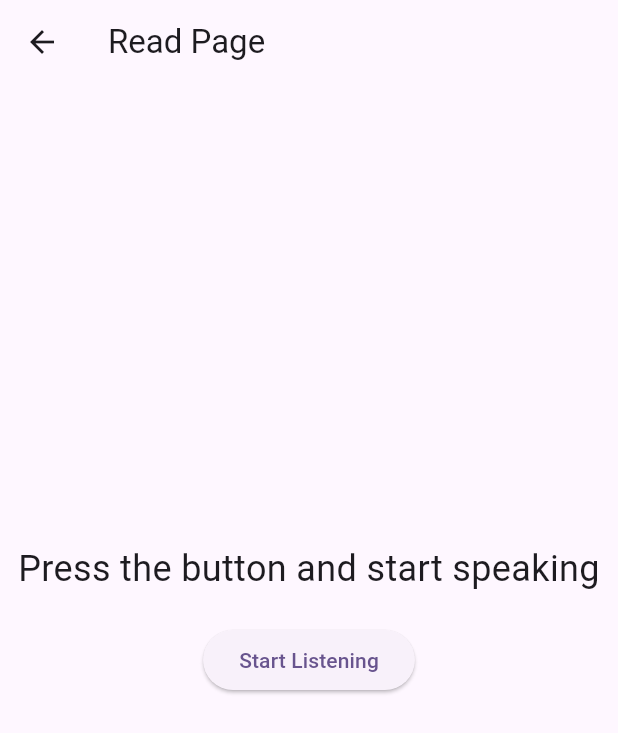
After one commit to logandaugherty/Hands-free-study_MakeUC2024, a Flutter app: the ReadPage screen opened directly, on a phone screen of 412 x 824 dp. The commit adds this screen. Shown: the top 733 px of the screen. Run offline on Flutter 3.47's test engine with Material 3 defaults, Android fonts, the phone set to English and light mode, and no system bars; our stand-ins replace flutter_tts, speech_to_text.

Commit message:
Add files via upload

```diff
--- /dev/null
+++ b/Basic App/flutter_application_1/lib/deck.dart
@@ -0,0 +1,55 @@
+class Card {
+  late String term;
+  late String def;
+
+  int score = 0;
+  bool learned = false;
+
+  void scoreIncr() {
+    score += 1;
+  }
+
+  void scoreDecr() {
+    score -= 1;
+  }
+
+  bool isLearned() {
+    return learned;
+  }
+
+  void checkLearned() {
+    learned = score >= 5;
+  }
+
+  Card(this.term, this.def);
+}
+
+class Deck {
+  List<Card> deck;
+  int index = 0;
+
+  // Constructor that takes an initial card and adds it to the deck
+  Deck(Card firstCard) : deck = [firstCard];
+
+  // Additional constructor to initialize with a predefined list of cards
+  Deck.withCards(this.deck);
+
+  void addCard(Card input) {
+    deck.add(input);
+  }
+
+  Card getCard() {
+    return deck[index];
+  }
+
+  void nextCard() {
+    index++;
+    if (index >= deck.length) {
+      index = 0;
+    }
+  }
+
+  void resetIndex() {
+    this.index = 0;
+  }
+}
--- /dev/null
+++ b/Basic App/flutter_application_1/lib/read.dart
@@ -0,0 +1,120 @@
+import 'package:flutter/material.dart';
+import 'package:speech_to_text/speech_to_text.dart' as stt;
+import 'package:flutter_tts/flutter_tts.dart';
+import 'deck.dart' as custom_deck; // Alias the import
+
+// ignore: must_be_immutable
+class ReadPage extends StatefulWidget {
+  ReadPage({super.key});
+
+  // Initialize a Deck with some Card objects
+  custom_deck.Deck hi = custom_deck.Deck.withCards([
+    custom_deck.Card("atrial fibrillation", "A type of cardiac arrhythmia."),
+    custom_deck.Card("Sinus Arrhythmia", "A variation in sinus cycle length."),
+    custom_deck.Card(
+        "Atrial Tachycardia", "A tachycardia arising above the AV junction."),
+  ]);
+
+  @override
+  // ignore: library_private_types_in_public_api
+  _ReadPageState createState() => _ReadPageState();
+}
+
+class _ReadPageState extends State<ReadPage> {
+  late stt.SpeechToText _speech;
+  late FlutterTts _flutterTts;
+  bool _isListening = false;
+  String _text = 'Press the button and start speaking';
+  String _statusMessage = '';
+  int _currentIndex = 0;
+
+  @override
+  void initState() {
+    super.initState();
+    _speech = stt.SpeechToText();
+    _flutterTts = FlutterTts();
+    // Start by reading the definition of the first card
+    _speak(widget.hi.deck[_currentIndex].def);
+  }
+
+  // Function to speak out the text
+  void _speak(String text) async {
+    await _flutterTts.speak(text);
+  }
+
+  // Function to start listening to the user's input
+  void _startListening() async {
+    bool available = await _speech.initialize(
+      onStatus: (val) => print('onStatus: $val'),
+      onError: (val) => print('onError: $val'),
+    );
+    if (available) {
+      setState(() => _isListening = true);
+      _speech.listen(
+        onResult: (val) {
+          setState(() {
+            _text = val.recognizedWords;
+            // Check if the recognized words match the term of the current card
+            if (_text.toLowerCase() ==
+                widget.hi.deck[_currentIndex].term.toLowerCase()) {
+              _statusMessage = 'Success!';
+            } else {
+              _statusMessage = 'Try again!';
+            }
+          });
+        },
+      );
+    } else {
+      print('The user has denied the use of speech recognition.');
+    }
+  }
+
+  // Function to stop listening and move to the next card
+  void _stopListening() {
+    if (_isListening) {
+      _speech.stop();
+      setState(() {
+        _isListening = false;
+        // Move to the next card
+        _currentIndex = (_currentIndex + 1) % widget.hi.deck.length;
+        // Speak the definition of the next card
+        _speak(widget.hi.deck[_currentIndex].def);
+      });
+    }
+  }
+
+  @override
+  Widget build(BuildContext context) {
+    return Scaffold(
+      appBar: AppBar(
+        title: const Text('Read Page'),
+      ),
+      body: Center(
+        child: Column(
+          mainAxisAlignment: MainAxisAlignment.center,
+          children: <Widget>[
+            Text(
+              _text,
+              style: const TextStyle(fontSize: 24),
+              textAlign: TextAlign.center,
+            ),
+            const SizedBox(height: 20),
+            ElevatedButton(
+              onPressed: _isListening ? _stopListening : _startListening,
+              child: Text(_isListening ? 'Stop Listening' : 'Start Listening'),
+            ),
+            const SizedBox(height: 20),
+            Text(
+              _statusMessage,
+              style: TextStyle(
+                fontSize: 24,
+                color: _statusMessage == 'Success!' ? Colors.green : Colors.red,
+              ),
+              textAlign: TextAlign.center,
+            ),
+          ],
+        ),
+      ),
+    );
+  }
+}
--- a/Basic App/flutter_application_1/pubspec.yaml
+++ b/Basic App/flutter_application_1/pubspec.yaml
@@ -35,6 +35,10 @@ dependencies:
   # The following adds the Cupertino Icons font to your application.
   # Use with the CupertinoIcons class for iOS style icons.
   cupertino_icons: ^1.0.8
+  flutter_tts: ^4.0.2
+  speech_to_text: ^7.0.0
+  provider: ^6.0.0
+  #speech_to_text: ^7.0.0
 
 dev_dependencies:
   flutter_test:
@@ -58,6 +62,8 @@ flutter:
   # the material Icons class.
   uses-material-design: true
 
+  # assets:
+  #   - assets/images/logo.png
   # To add assets to your application, add an assets section, like this:
   # assets:
   #   - images/a_dot_burr.jpeg
```
Also changed, not shown: Basic App/flutter_application_1/lib/card.dart (added, +29 -0 lines), Basic App/flutter_application_1/lib/main.dart (+143 -69 lines), Basic App/flutter_application_1/lib/profile.dart (added, +110 -0 lines), Basic App/flutter_application_1/lib/study.dart (+17 -1 lines), Basic App/flutter_application_1/assets/logo.png (added), 57 other files.
